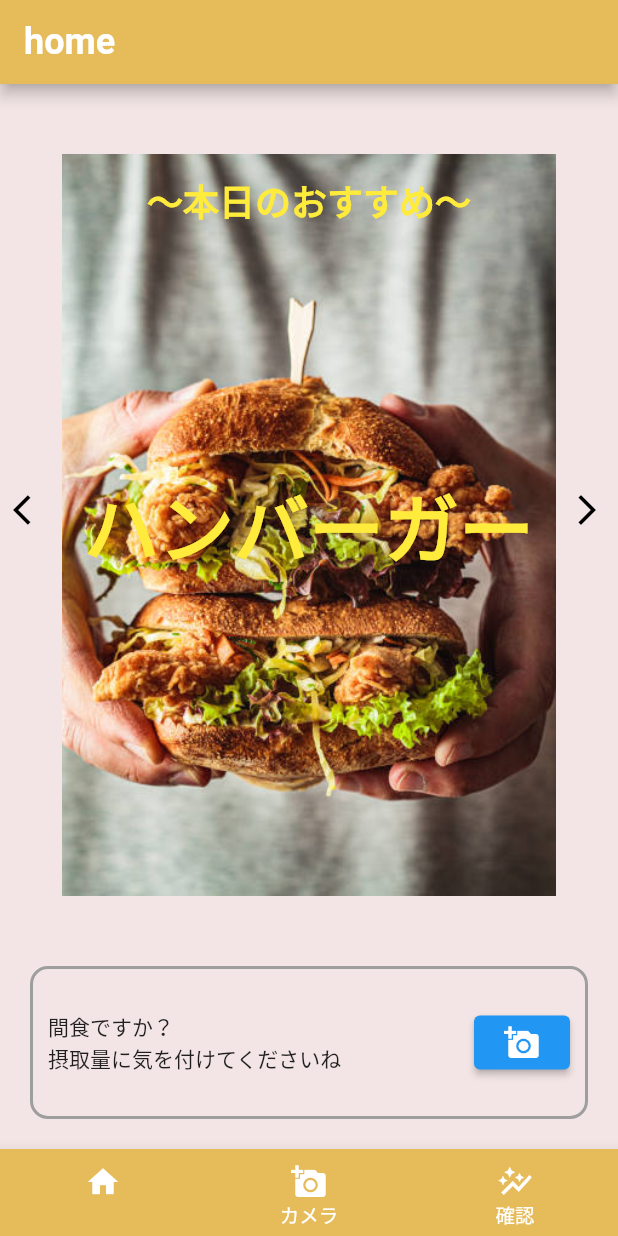
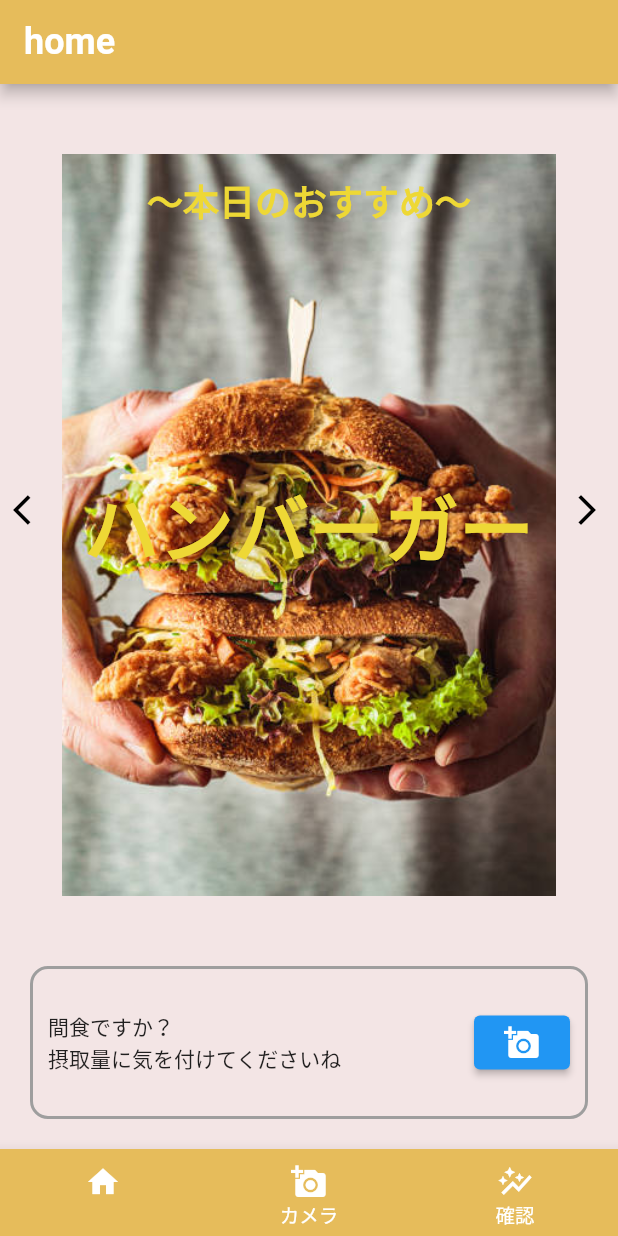
Before and after one commit to dahutos2/meal_health_verification, a Flutter app: the BasePage screen opened directly, after a tap on the "arrow forward ios" icon, on a phone screen of 412 x 824 dp. Run offline on Flutter 3.47's test engine with Material 2 defaults, Android fonts, the phone set to English and light mode, and no system bars; our stand-ins replace camera, fl_chart, hooks_riverpod, lottie, sqflite; missing offline and left inert: google_mlkit_object_detection; accounts and stored records are empty; generated files the repository leaves out were written again; project files that could hold a hidden picture were left out.

Commit message:
uehara ColorTypeに追加

```diff
--- a/lib/share/colors.dart
+++ b/lib/share/colors.dart
@@ -43,6 +43,8 @@ class ColorsHome {
   const ColorsHome();
 
   Color get loadingBackground => const Color(0xFFAAAAAA);
+  Color get recommendImageTitle => const Color(0xFFEED835);
+  Color get recommendMealName => const Color(0xFFEED835);
 }
 
 class ColorsCamera {
--- a/lib/widget/home/home_parts/recommended_image.dart
+++ b/lib/widget/home/home_parts/recommended_image.dart
@@ -1,5 +1,6 @@
 import 'package:flutter/material.dart';
 import 'package:flutter_gen/gen_l10n/app_localizations.dart';
+import 'package:meal_health_verification/index.dart';
 
 class RecommendedImage extends StatelessWidget {
   const RecommendedImage(
@@ -30,10 +31,10 @@ class RecommendedImage extends StatelessWidget {
             child: Text(
               L10n.of(context)!.recommendImageTitle,
               textAlign: TextAlign.center,
-              style: const TextStyle(
+              style: TextStyle(
                 fontSize: 24.0,
                 fontWeight: FontWeight.bold,
-                color: Colors.yellow,
+                color: ColorType.home.recommendImageTitle,
               ),
             ),
           ),
@@ -41,10 +42,10 @@ class RecommendedImage extends StatelessWidget {
             child: Text(
               mealName(L10n.of(context)!),
               textAlign: TextAlign.center,
-              style: const TextStyle(
+              style: TextStyle(
                 fontSize: 50.0,
                 fontWeight: FontWeight.bold,
-                color: Colors.yellow,
+                color: ColorType.home.recommendMealName,
               ),
             ),
           ),
```
